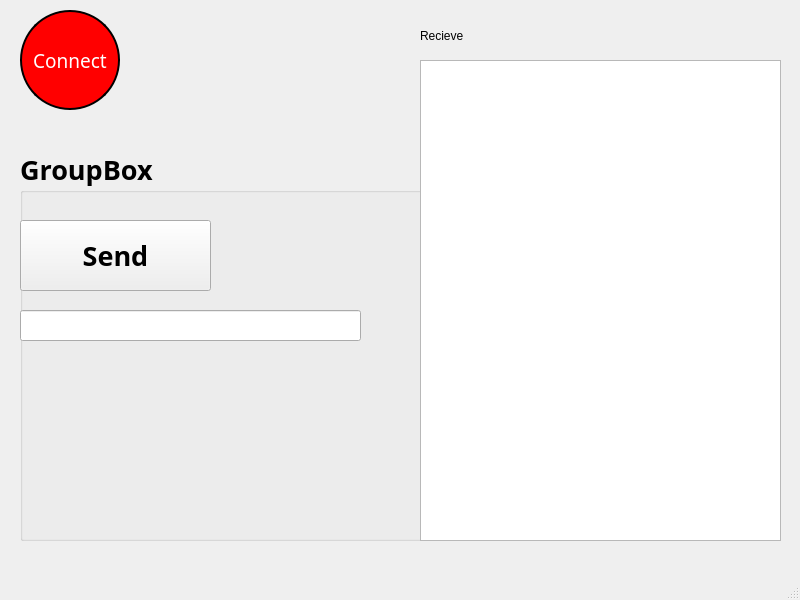
First picture: the form in mvp.ui, repository Aconite-green/TPmanager, before the edit.
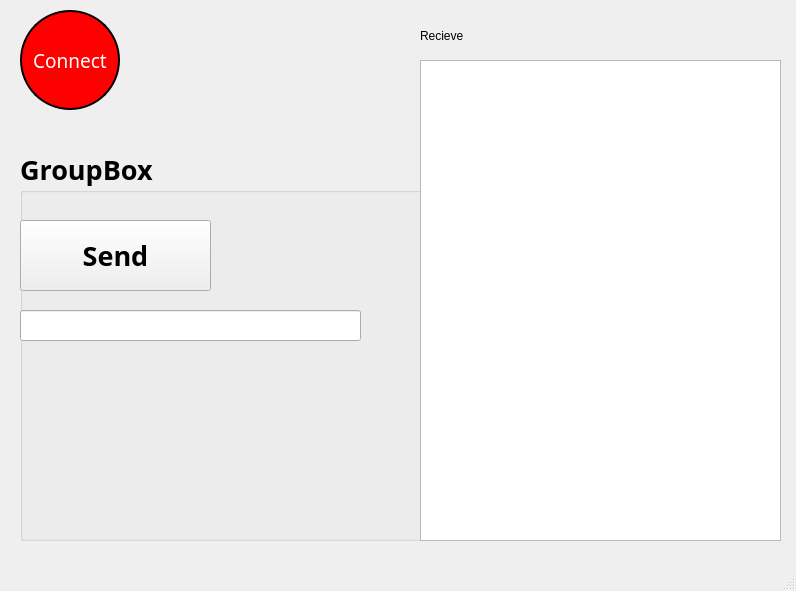
Second picture: the form after the edit.

```diff
--- a/mvp.ui
+++ b/mvp.ui
@@ -6,8 +6,8 @@
    <rect>
     <x>0</x>
     <y>0</y>
-    <width>800</width>
-    <height>600</height>
+    <width>796</width>
+    <height>591</height>
    </rect>
   </property>
   <property name="windowTitle">
```
Left out of the diff: 2 changed lines with no effect on the pictures.
